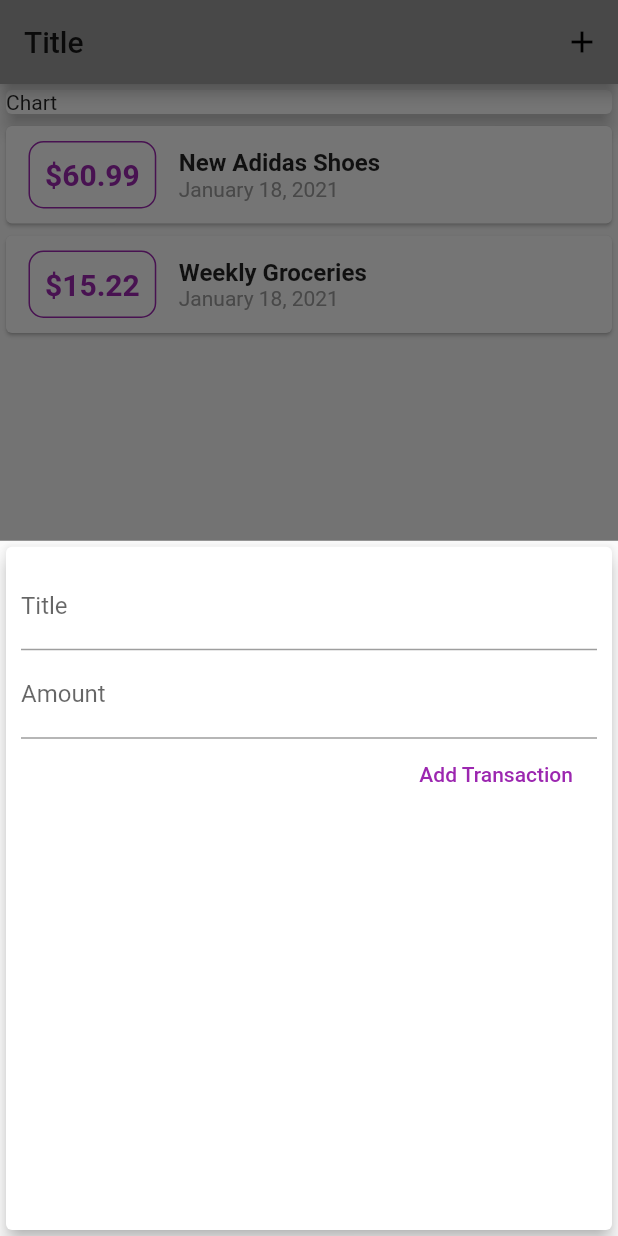
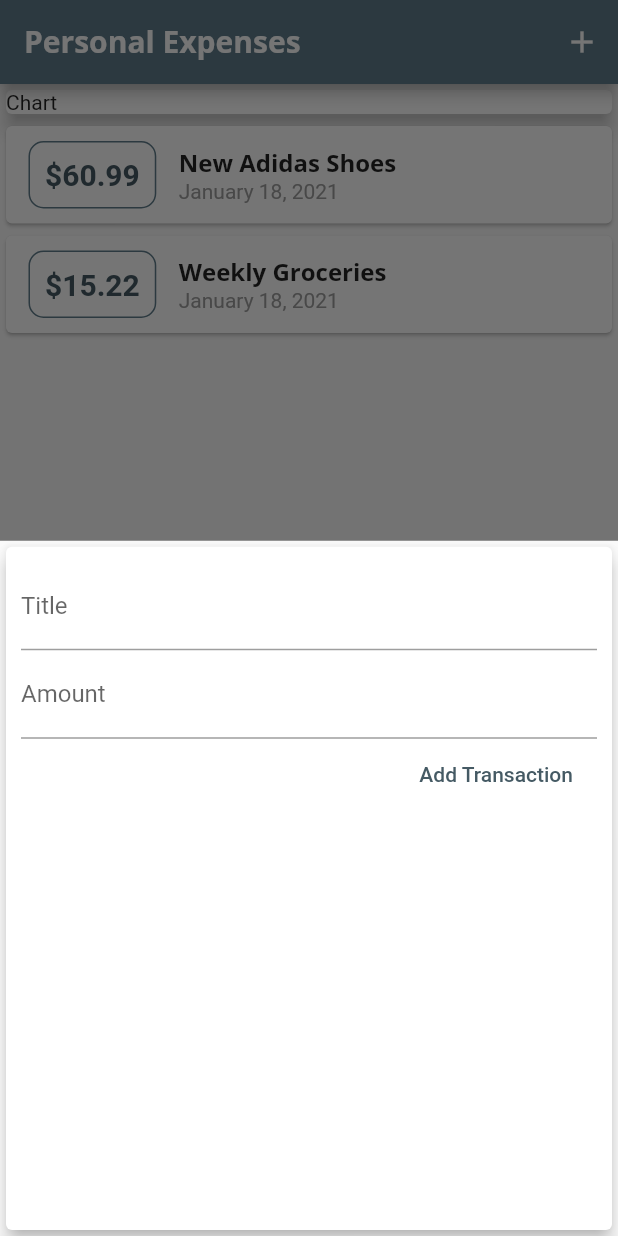
Before and after one commit to jemcmullin/flutter_personal_finance_app_udemy, a Flutter app: the screen it shows after launch, after a tap on the "add" icon, on a phone screen of 412 x 824 dp. Run offline on Flutter 3.47's test engine with Material 2 defaults, Android fonts, the phone set to English and light mode, and no system bars.

Commit message:
Add Theme and Custom Fonts

```diff
--- a/lib/main.dart
+++ b/lib/main.dart
@@ -12,10 +12,24 @@ class MyApp extends StatelessWidget {
   @override
   Widget build(BuildContext context) {
     return MaterialApp(
-      title: 'Flutter Demo',
+      title: 'Personal Expenses',
       theme: ThemeData(
-        primarySwatch: Colors.grey,
+        primarySwatch: Colors.blueGrey,
+        accentColor: Colors.amber,
+        fontFamily: 'Quicksand',
         visualDensity: VisualDensity.adaptivePlatformDensity,
+        textTheme: ThemeData.light().textTheme.copyWith(
+            headline6: TextStyle(
+                fontFamily: 'OpenSans',
+                fontWeight: FontWeight.bold,
+                fontSize: 16)),
+        appBarTheme: AppBarTheme(
+          textTheme: ThemeData.light().textTheme.copyWith(
+              headline6: TextStyle(
+                  fontFamily: 'OpenSans',
+                  fontWeight: FontWeight.bold,
+                  fontSize: 20)),
+        ),
       ),
       home: MyHomePage(),
     );
@@ -66,7 +80,7 @@ class _MyHomePageState extends State<MyHomePage> {
   Widget build(BuildContext context) {
     return Scaffold(
       appBar: AppBar(
-        title: Text('Title'),
+        title: Text('Personal Expenses'),
         actions: [
           IconButton(
               icon: Icon(Icons.add),
--- a/lib/widgets/new_transaction.dart
+++ b/lib/widgets/new_transaction.dart
@@ -50,7 +50,7 @@ class _NewTransactionState extends State<NewTransaction> {
             FlatButton(
               child: Text(
                 'Add Transaction',
-                style: TextStyle(color: Colors.purple),
+                style: TextStyle(color: Theme.of(context).primaryColorDark),
               ),
               onPressed: _submitTransaction,
             )
--- a/lib/widgets/transaction_list.dart
+++ b/lib/widgets/transaction_list.dart
@@ -24,26 +24,22 @@ class TransactionList extends StatelessWidget {
                     style: TextStyle(
                       fontWeight: FontWeight.bold,
                       fontSize: 20,
-                      color: Colors.purple,
+                      color: Theme.of(context).primaryColorDark,
                     ),
                   ),
                   margin: EdgeInsets.symmetric(horizontal: 15, vertical: 10),
                   padding: EdgeInsets.all(10),
                   decoration: BoxDecoration(
-                    border: Border.all(color: Colors.purple, width: 1),
+                    border: Border.all(
+                        color: Theme.of(context).primaryColor, width: 1),
                     borderRadius: BorderRadius.circular(10),
                   ),
                 ),
                 Column(
                   crossAxisAlignment: CrossAxisAlignment.start,
                   children: [
-                    Text(
-                      transactions[index].title,
-                      style: TextStyle(
-                        fontWeight: FontWeight.bold,
-                        fontSize: 16,
-                      ),
-                    ),
+                    Text(transactions[index].title,
+                        style: Theme.of(context).textTheme.headline6),
                     Text(
                       DateFormat.yMMMMd().format(transactions[index].date),
                       style: TextStyle(color: Colors.grey),
```
Also changed, not shown: pubspec.yaml (+11 -6 lines), assets/fonts/OpenSans-Bold.ttf (added), assets/fonts/OpenSans-Regular.ttf (added), assets/fonts/Quicksand-Bold.ttf (added), assets/fonts/Quicksand-Light.ttf (added), assets/fonts/Quicksand-Medium.ttf (added), assets/fonts/Quicksand-Regular.ttf (added), assets/images/waiting.png (added).
